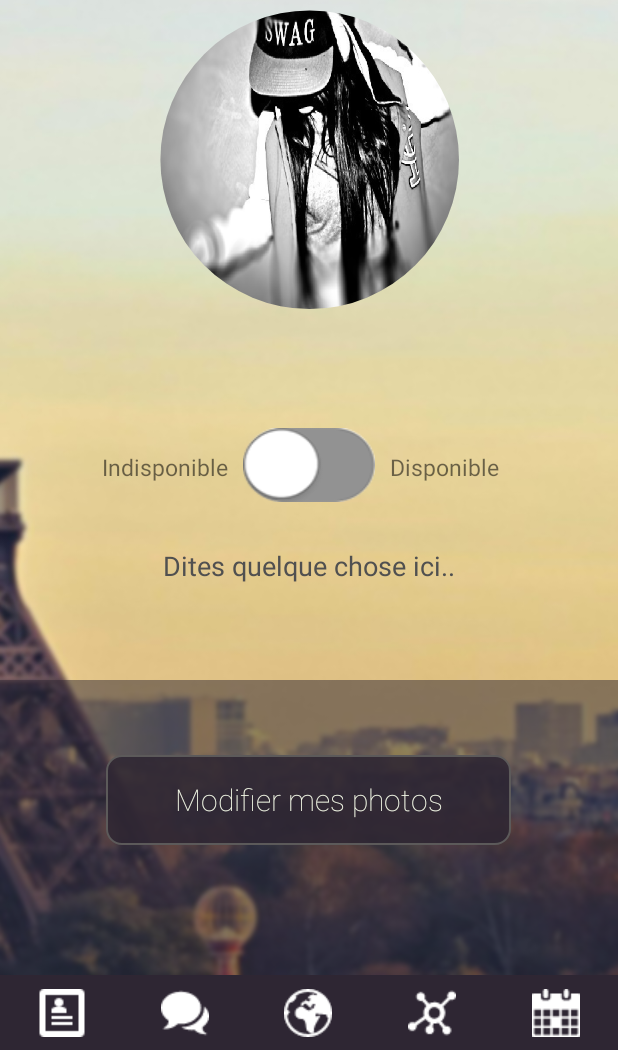
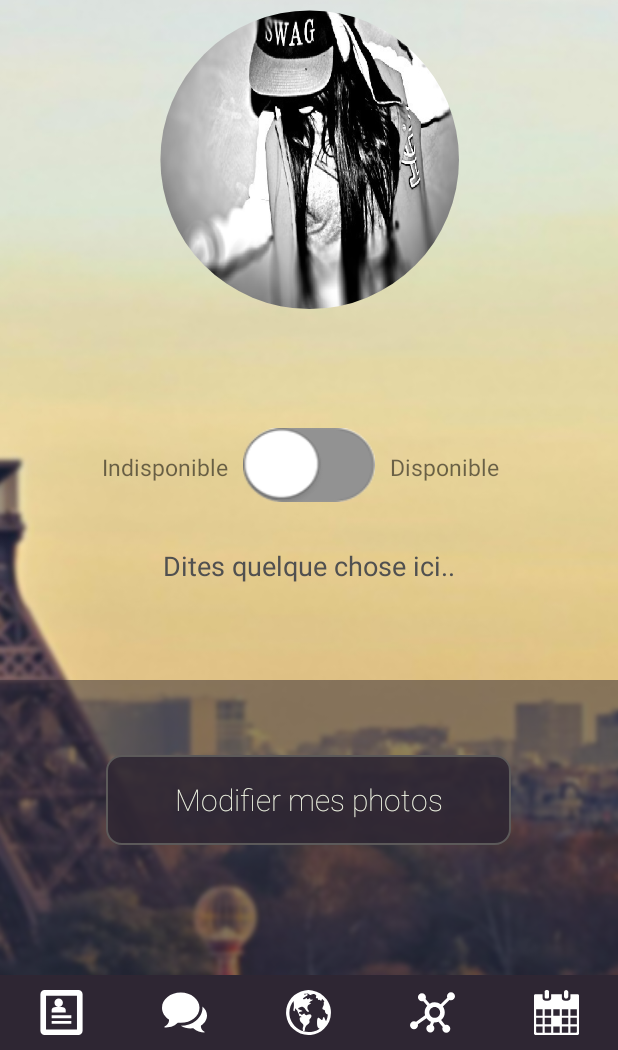
Before and after one commit to yazzaoui/Sociadee, an Android app: the MainActivity screen opened directly, with no data from a screen before it, on a phone screen of 412 x 824 dp, the part 186-1236 px from its top. Run offline under Robolectric (Android 15) with nearby library versions, the light colour scheme and no system bars; libraries missing offline, so code that uses them is left out: com.facebook, com.facebook.appevents; 3 statements that could not run were skipped.

Commit message:
Refontes des icones

```diff
--- /dev/null
+++ b/app/src/main/res/drawable/menu_chatb.xml
@@ -0,0 +1,18 @@
+<?xml version="1.0" encoding="utf-8"?>
+<vector xmlns:android="http://schemas.android.com/apk/res/android"
+    android:width="576dp"
+    android:height="576dp"
+    android:viewportWidth="576"
+    android:viewportHeight="576">
+
+    <path
+        android:fillColor="#FFFFFF"
+        android:pathData="M240,32L240,32c132.549,0,240,86.957,240,194.224S372.549,420.448,240,420.448c-12.729,0-25.223-0.81-37.417-2.355
+C151.03,469.44,91.497,478.647,32,480v-12.567c32.126-15.677,58-44.231,58-76.866c0-4.553-0.356-9.023-1.015-13.396
+C34.706,341.562,0,287.175,0,226.224C0,118.957,107.452,32,240,32z
+M498,467.343c0,27.973,18.156,52.449,46,65.886V544
+c-51.562-1.159-98.893-9.051-143.57-53.062c-10.57,1.324-21.396,2.021-32.43,2.021c-47.734,0-91.704-12.879-126.807-34.521
+c72.336-0.254,140.629-23.428,192.417-65.336c26.105-21.127,46.697-45.914,61.207-73.675C510.199,289.994,518,258.636,518,226.224
+c0-5.224-0.225-10.418-0.629-15.584C553.656,240.607,576,281.451,576,326.479c0,52.244-30.078,98.86-77.119,129.383
+C498.309,459.608,498,463.44,498,467.343z" />
+</vector>
--- /dev/null
+++ b/app/src/main/res/drawable/menu_eventsb.xml
@@ -0,0 +1,35 @@
+<?xml version="1.0" encoding="utf-8"?>
+<vector xmlns:android="http://schemas.android.com/apk/res/android"
+    android:width="612dp"
+    android:height="612dp"
+    android:viewportWidth="612"
+    android:viewportHeight="612">
+
+    <path
+        android:fillColor="#FFFFFF"
+        android:pathData="M466.286,87.458V29.114C466.286,13.027,453.2,0,437.143,0C421.056,0,408,13.027,408,29.114v58.344
+c0,16.087,13.085,29.114,29.143,29.114C453.229,116.571,466.286,103.544,466.286,87.458z" />
+    <path
+        android:fillColor="#FFFFFF"
+        android:pathData="M182.143,116.571c12.065,0,21.857-9.733,21.857-21.915V21.916C204,9.821,194.237,0,182.143,0h-14.572
+c-12.065,0-21.857,9.734-21.857,21.916v72.711c0,12.124,9.763,21.944,21.857,21.944H182.143z" />
+    <path
+        android:fillColor="#FFFFFF"
+        android:pathData="M18.331,58.286C8.189,58.286,0,66.766,0,77.17v515.916C0,603.549,8.189,612,18.302,612h575.367
+c10.142,0,18.331-8.48,18.331-18.914V77.17c0-10.433-8.219-18.885-18.331-18.885h-98.24v54.526
+c0,18.302-19.584,32.902-43.743,32.902h-29.085c-24.247,0-43.743-14.717-43.743-32.902V58.286H233.143v54.526
+c0,18.302-19.584,32.902-43.744,32.902h-29.084c-24.247,0-43.744-14.717-43.744-32.902V58.286H18.331z
+M495.429,262.286h87.429 v87.428h-87.429V262.286z
+M495.429,378.857h87.429v87.429h-87.429V378.857z M495.429,495.429h87.429v76.529
+c0,6.003-5.596,10.899-12.531,10.899h-74.897V495.429z
+M378.857,262.286h87.429v87.428h-87.429V262.286z M378.857,378.857h87.429
+v87.429h-87.429V378.857z M378.857,495.429h87.429v87.429h-87.429V495.429z
+M262.286,262.286h87.428v87.428h-87.428V262.286z
+M262.286,495.429h87.428v87.429h-87.428V495.429z
+M145.714,262.286h87.429v87.428h-87.429V262.286z M145.714,378.857h87.429
+v87.429h-87.429V378.857z M145.714,495.429h87.429v87.429h-87.429V495.429z
+M116.571,582.857H41.674
+c-6.936,0-12.531-4.867-12.531-10.899v-76.529h87.428V582.857z
+M116.571,466.286H29.143v-87.429h87.428V466.286z M116.571,349.714
+H29.143v-87.428h87.428V349.714z" />
+</vector>
--- /dev/null
+++ b/app/src/main/res/drawable/menu_mapb.xml
@@ -0,0 +1,55 @@
+<?xml version="1.0" encoding="utf-8"?>
+<vector xmlns:android="http://schemas.android.com/apk/res/android"
+    android:width="487.015dp"
+    android:height="487.015dp"
+    android:viewportWidth="487.015"
+    android:viewportHeight="487.015">
+
+    <path
+        android:fillColor="#FFFFFF"
+        android:pathData="M484.681,213.47c-4.498-40.879-19.541-78.226-43.869-111.5c-39.194-53.578-91.611-86.336-157.067-97.74
+C270.694,1.959,257.347,1.368,244.137,0c-0.878,0-1.75,0-2.622,0c-12.342,1.351-24.737,2.246-36.993,4.129
+C78.665,23.442-12.331,142.612,2.056,269.395c6.865,60.515,32.214,112.121,77.215,153.278
+c53.504,48.941,117.062,69.925,189.118,63.079c55.301-5.271,103.557-27.573,143.33-66.489
+C469.479,362.702,493.5,293.564,484.681,213.47z
+M433.4,338.072c-6.153-10.729-13.92-25.688-17.39-38.455
+c-5.042-18.537-17.147-0.627-18.158,11.479s-9.078,21.184-25.221,3.025c-16.143-18.157-19.169-14.126-24.211-14.126
+s-14.121,12.104-12.105,68.601c1.437,40.335,17.349,46.736,27.746,49.662c-19.305,13.264-41.488,23.714-66.385,30.038
+c-95.157,24.151-192.289-19.706-237.671-106.837c-42.28-81.185-21.681-173.053,21.299-223.616
+c1.156,9.094,2.288,17.263,3.23,25.464c2.562,22.39,0.629,44.487-3.939,66.496c-0.976,4.69-0.636,10.033,0.629,14.646
+c0.688,2.519,4.486,5.494,7.11,5.743c2.066,0.201,5.671-3.074,6.508-5.533c1.513-4.397,1.575-9.327,2.04-14.053
+c0.334-3.334,0.34-6.712,0.57-11.942c3.413,2.766,5.902,4.444,7.971,6.525c5.272,5.308,10.604,10.592,15.415,16.299
+c2.125,2.533,4.315,6.079,4.256,9.129c-0.133,6.525,2.73,10.962,6.227,16.086c3.886,5.698,5.636,12.862,8.136,19.459
+c1.046,2.766,1.265,5.887,2.512,8.547c2.663,5.697,6.688,9.599,13.607,10.024c7.279,0.461,10.004,3.286,11.05,10.733
+c-1.862,0.213-3.715,0.462-5.574,0.633c-8.878,0.846-13.278,4.924-12.927,13.879c0.694,17.785,7.11,33.324,20.312,45.678
+c3.638,3.411,7.503,6.579,11.038,10.072c8.074,7.974,10.891,17.342,7.01,28.354c-1.859,5.249-4.407,10.403-5.231,15.83
+c-0.839,5.514-0.845,11.508,0.432,16.904c1.324,5.615,0.756,17.897,6.555,16.881c10.258-1.803,16.154,0.219,16.952-11.266
+c0.151-2.188-0.018-2.459-0.6-4.48c-3.05-10.781,10.799-41.387,19.109-46.967c7.099-4.776,14.218-9.635,20.652-15.244
+c9.276-8.062,13.429-18.477,9.531-30.605c-3.668-11.414,0.623-19.795,8.603-27.143c8.14-7.489,13.477-16.119,12.921-27.645
+c-0.556-11.526-8.098-19.849-17.927-18.666c-4.806,0.567-9.413,2.872-14.098,4.45c-6.868,2.323-13.571,5.574-20.62,6.839
+c-9.88,1.75-15.968-4.705-20.375-12.543c-3.546-6.301-4.714-6.785-10.87-2.86c-5.193,3.322-10.376,6.667-15.755,9.67
+c-5.588,3.121-8.633,1.963-12.941-2.707c-2.548-2.755-6.076-4.693-9.351-6.679c-2.355-1.442-5.539-1.839-7.427-3.647
+c-2.53-2.447-6.059-6.076-5.701-8.729c0.417-3.115,4.025-7.014,7.172-8.29c5.423-2.199,11.585-2.554,17.401-3.818
+c3.097-0.674,6.239-1.375,9.167-2.53c4.008-1.599,3.839-4.232,0.771-6.703c-1.513-1.215-3.384-2.069-5.208-2.802
+c-8.866-3.57-17.782-6.984-26.643-10.568c-2.202-0.884-4.371-1.971-6.348-3.263c-5.571-3.661-6.242-7.692-1.188-12.152
+c19.955-17.602,43.264-22.756,63.916,0.63c6.398,7.243,10.737,16.275,16.778,23.876c4.752,5.994,10.223,11.621,16.263,16.246
+c2.489,1.9,8.086,2.223,10.87,0.697c4.146-2.27,4.291-7.444,2.205-11.759c-1.803-3.748-3.922-7.442-6.469-10.722
+c-11.733-15.117-10.926-44.576,12.055-56.867c7.687-4.117,15.441-8.453,19.112-19.497c-4.403,1.191-7.596,1.959-10.723,2.917
+c-17.451,5.405-5.302-7.613,2.726-9.883c4.876-1.386-4.362-5.122-4.362-5.122c0.219-0.381,6.135-2.069,12.714-4.874
+c4.527-1.924,9.155-4.09,12.915-7.152c2.436-1.998,3.375-5.816,4.977-8.819c-0.407-0.473-0.804-0.934-1.217-1.407
+c-4.611,0.621-9.216,1.303-13.838,1.824c-7.832,0.877-9.67-0.659-10.396-8.559c-0.503-5.394-6-8.334-11.133-5.568
+c-3.473,1.883-6.476,4.613-9.818,6.773c-7.716,4.998-13.485,3-16.512-5.618c-1.803-5.13-4.314-6.1-9.034-3.227
+c-2.374,1.442-4.354,3.549-6.768,4.897c-3.958,2.211-7.982,4.43-12.232,5.932c-4.14,1.466-9.126,2.53-11.943-2.01
+c-3.026-4.882-0.381-9.635,3.435-12.696c4.743-3.807,10.211-6.762,15.548-9.753c7.602-4.279,15.652-7.838,22.993-12.504
+c5.388-3.438,7.743-9.041,6-15.652c-1.472-5.58-5.205-7.468-10.374-4.909c-4.268,2.119-7.997,5.435-12.386,7.143
+c-3.207,1.229-7.203,1.242-10.646,0.636c-1.271-0.225-2.622-3.747-2.657-5.792c-0.024-1.179,2.367-3.227,3.892-3.476
+c10.604-1.652,21.255-3.05,31.921-4.265c1.41-0.154,3.529,0.718,4.413,1.844c7.045,8.893,16.875,13.208,27.216,16.287
+c8.688,2.58,9.947,1.351,11.142-7.764c11.159-2.627,22.502-7.803,33.732-0.721c6.23,3.921,11.91,8.917,17.183,14.091
+c1.307,1.288,0.509,5.272-0.118,7.838c-0.827,3.448-2.736,6.635-3.617,10.083c-1.702,6.682,2.618,11.904,9.522,11.795
+c2.181-0.047,4.356-0.494,6.549-0.603c6.378-0.298,8.642,2.143,8.057,8.583c-0.828,9.126,0.691,10.223,9.9,8.665
+c2.647-0.446,5.704,0.756,8.405,1.703c1.607,0.567,2.854,2.107,4.285,3.188c8.564,6.49,15.113,4.058,17.62-6.561
+c0.271-1.156,0.236-2.391,0.473-3.559c0.993-4.764,3.683-5.99,6.897-2.604c6.81,7.211,13.199,14.824,20.108,22.686
+c-7.424,6.809-7.672,15.084-6.028,23.193c1.826,9.021-0.55,16.858-4.108,24.805c-3.41,7.613-7.157,15.179-9.434,23.144
+c-3.404,11.955,0.461,17.416,12.602,20.062c11.585,2.529,13.482,4.858,13.92,16.184c0.585,15.448,8.518,26.11,22.071,32.914
+c3.009,1.501,6.206,2.642,9.279,3.919C451.83,289.775,445.032,314.559,433.4,338.072z" />
+</vector>
--- /dev/null
+++ b/app/src/main/res/drawable/menu_networkb.xml
@@ -0,0 +1,25 @@
+<?xml version="1.0" encoding="utf-8"?>
+<vector xmlns:android="http://schemas.android.com/apk/res/android"
+    android:width="419dp"
+    android:height="419dp"
+    android:viewportWidth="419"
+    android:viewportHeight="419">
+
+    <path
+        android:fillColor="#FFFFFF"
+        android:pathData="M381.675,20.803c-20.584,0-37.33,16.747-37.33,37.331c0,4.819,0.951,9.628,2.772,14.085l-61.297,61.297
+c-15.555-11.566-34.813-18.42-55.642-18.42c-16.635,0-32.861,4.426-47.175,12.833l-38.512-44.224
+c2.607-5.18,3.973-10.901,3.973-16.731c0-20.58-16.745-37.323-37.327-37.323c-20.582,0-37.327,16.743-37.327,37.323
+c0,20.584,16.745,37.331,37.327,37.331c3.89,0,7.699-0.594,11.365-1.77l38.083,43.729c-15.413,17.185-23.852,39.139-23.852,62.276
+c0,9.273,1.376,18.442,4.094,27.305l-83.869,59.693c-5.893-3.667-12.614-5.59-19.63-5.59C16.745,289.949,0,306.692,0,327.273
+c0,20.584,16.745,37.33,37.328,37.33c20.582,0,37.327-16.746,37.327-37.33c0-2.755-0.303-5.486-0.904-8.159l79.983-56.924
+c10.309,14.638,24.691,26.114,41.197,32.872l-8.918,25.146c-18.973,1.734-33.912,17.78-33.912,37.17
+c0,20.582,16.745,37.326,37.327,37.326c20.582,0,37.328-16.744,37.328-37.326c0-10.949-4.855-21.33-13.139-28.4l9.668-27.26
+c2.343,0.178,4.65,0.268,6.893,0.268c11.969,0,23.61-2.249,34.657-6.691l40.105,48.345c-2.775,5.309-4.229,11.201-4.229,17.227
+c0,20.584,16.743,37.331,37.322,37.331c20.585,0,37.332-16.747,37.332-37.331c0-20.58-16.747-37.323-37.332-37.323
+c-3.691,0-7.318,0.539-10.822,1.606l-37.223-44.87c21.434-17.844,33.632-43.73,33.632-71.738c0-20.273-6.492-39.057-17.502-54.387
+l61.468-61.468c4.458,1.819,9.269,2.771,14.089,2.771c20.581,0,37.325-16.743,37.325-37.323
+C419,37.55,402.256,20.803,381.675,20.803z
+M230.178,158.153c27.784,0,50.388,22.604,50.388,50.388
+c0,27.784-22.603,50.388-50.388,50.388c-27.785,0-50.39-22.604-50.39-50.388C179.788,180.757,202.393,158.153,230.178,158.153z" />
+</vector>
--- /dev/null
+++ b/app/src/main/res/drawable/menu_profileb.xml
@@ -0,0 +1,16 @@
+<?xml version="1.0" encoding="utf-8"?>
+
+<vector xmlns:android="http://schemas.android.com/apk/res/android"
+    android:width="512dp"
+    android:height="512dp"
+    android:viewportWidth="512"
+    android:viewportHeight="512">
+
+    <path
+        android:fillColor="#FFFFFF"
+        android:pathData="M448,0H64C37.6,0,16,21.6,16,48v416c0,26.4,21.6,48,48,48h384c26.4,0,48-21.6,48-48V48C496,21.6,474.4,0,448,0z
+M432,448 H80V64h352V448z M144,288h224v32H144V288z M144,352h224v32H144V352z
+M176,144c0,26.51,21.49,48,48,48s48-21.49,48-48
+s-21.49-48-48-48S176,117.49,176,144z
+M256,192h-64c-26.4,0-48,14.4-48,32v32h160v-32C304,206.4,282.4,192,256,192z" />
+</vector>
--- a/app/src/main/res/layout/activity_main.xml
+++ b/app/src/main/res/layout/activity_main.xml
@@ -194,8 +194,10 @@
             android:layout_height="match_parent"
             android:background="@drawable/menub_item_selector"
             android:onClick="switchMyProfile"
-            android:scaleType="center"
-            android:src="@drawable/menu_profile" />
+            android:paddingTop="10dp"
+            android:paddingBottom="10dp"
+            android:scaleType="centerInside"
+            android:src="@drawable/menu_profileb" />
 
         <ImageButton
             android:id="@+id/barMenuButton2"
@@ -203,33 +205,41 @@
             android:layout_weight="1"
             android:layout_height="match_parent"
             android:background="@drawable/menub_item_selector"
-            android:scaleType="center"
-            android:src="@drawable/menu_chat"  />
+            android:paddingTop="10dp"
+            android:paddingBottom="10dp"
+            android:scaleType="centerInside"
+            android:src="@drawable/menu_chatb"  />
         <ImageButton
             android:id="@+id/barMenuButton3"
             android:layout_width="0dp"
             android:layout_weight="1"
             android:layout_height="match_parent"
             android:background="@drawable/menub_item_selector"
-            android:scaleType="center"
+            android:paddingTop="10dp"
+            android:paddingBottom="10dp"
+            android:scaleType="centerInside"
             android:onClick="switchMap"
-            android:src="@drawable/menu_map"  />
+            android:src="@drawable/menu_mapb"  />
         <ImageButton
             android:id="@+id/barMenuButton4"
             android:layout_width="0dp"
             android:layout_weight="1"
             android:layout_height="match_parent"
             android:background="@drawable/menub_item_selector"
-            android:scaleType="center"
-            android:src="@drawable/menu_network"  />
+            android:paddingTop="10dp"
+            android:paddingBottom="10dp"
+            android:scaleType="centerInside"
+            android:src="@drawable/menu_networkb"  />
         <ImageButton
             android:id="@+id/barMenuButton5"
             android:layout_width="0dp"
             android:layout_weight="1"
             android:layout_height="match_parent"
             android:background="@drawable/menub_item_selector"
-            android:scaleType="center"
-            android:src="@drawable/menu_events"  />
+            android:paddingTop="10dp"
+            android:paddingBottom="10dp"
+            android:scaleType="centerInside"
+            android:src="@drawable/menu_eventsb"  />
 
     </LinearLayout>
 </LinearLayout>
```
Also changed, not shown: app/src/main/res/drawable/menu_chat.png (deleted), app/src/main/res/drawable/menu_events.png (deleted), app/src/main/res/drawable/menu_map.png (deleted), app/src/main/res/drawable/menu_network.png (deleted), app/src/main/res/drawable/menu_profile.png (deleted).
